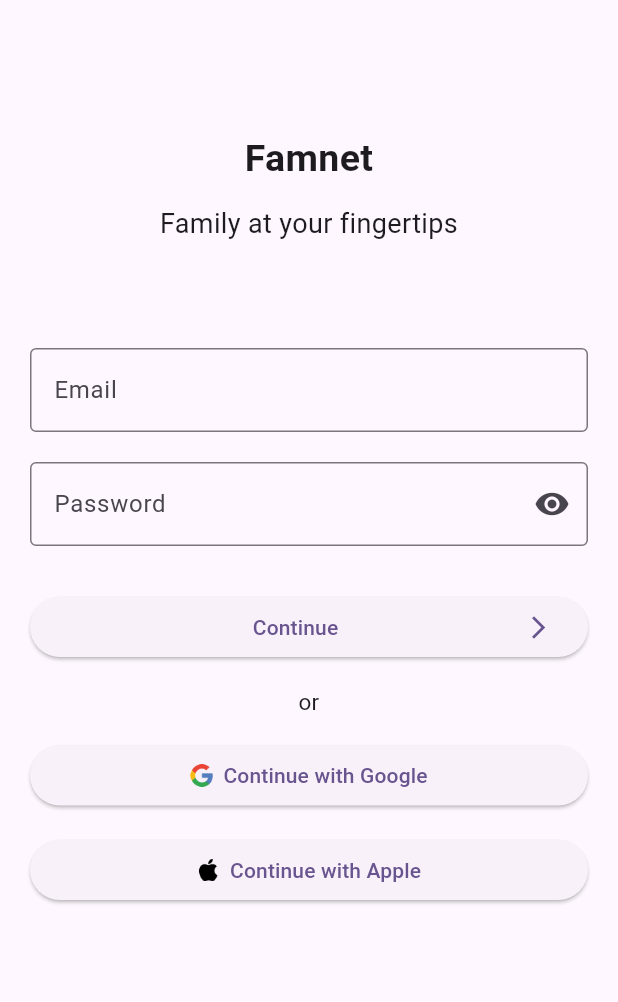
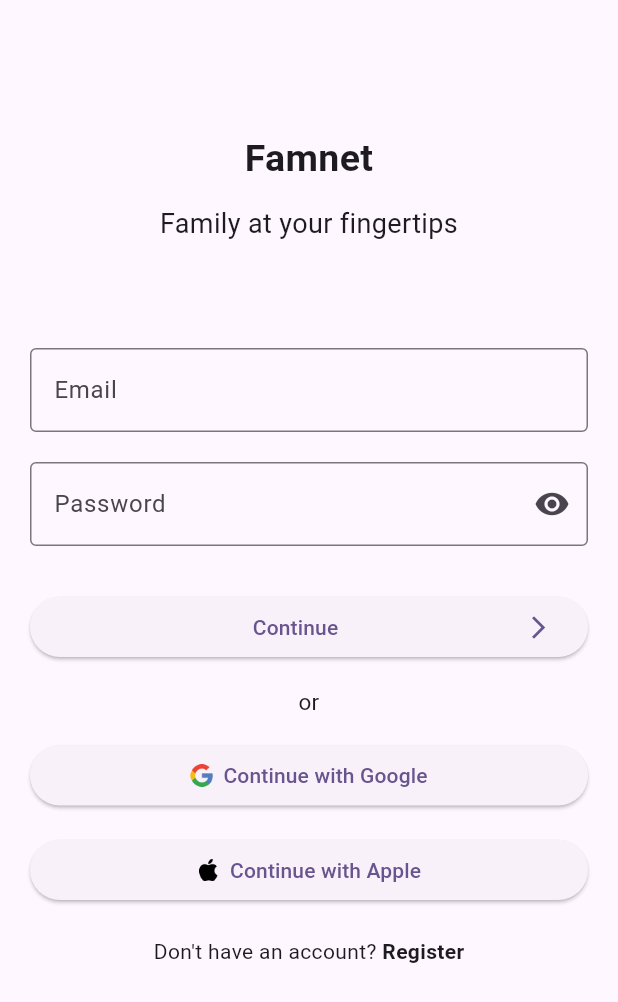
Before and after one commit to SayyidKamal/Flutter_Playbox, a Flutter app: the screen it shows after launch, after a tap on "Get Started", on a phone screen of 412 x 824 dp. Shown: the top 1002 px of the screen. Run offline on Flutter 3.47's test engine with Material 2 defaults, Android fonts, the phone set to English and light mode, and no system bars.

Commit message:
Bng Addition of text validator to main

```diff
--- a/lib/main.dart
+++ b/lib/main.dart
@@ -1,3 +1,5 @@
+import 'dart:io';
+
 import 'package:flutter/material.dart';
 
 void main() {
@@ -25,7 +27,7 @@ class IntroPage extends StatelessWidget {
   void navigateToLoginPage(BuildContext context) {
     Navigator.push(
       context,
-      MaterialPageRoute(builder: (context) => MyHomePage(title: 'sign')),
+      MaterialPageRoute(builder: (context) => const MyHomePage(title: 'sign')),
     );
   }
 
@@ -33,16 +35,16 @@ class IntroPage extends StatelessWidget {
   Widget build(BuildContext context) {
     return Scaffold(
       body: Container(
-        padding: EdgeInsets.all(20.0),
+        padding: const EdgeInsets.all(20.0),
         child: Column(
           mainAxisAlignment: MainAxisAlignment.end,
           crossAxisAlignment: CrossAxisAlignment.stretch,
           children: <Widget>[
-            FlutterLogo(
+            const FlutterLogo(
               size: 150.0,
             ),
-            SizedBox(height: 50.0),
-            Text(
+            const SizedBox(height: 50.0),
+            const Text(
               'Famnet',
               style: TextStyle(
                 fontSize: 24.0,
@@ -50,19 +52,20 @@ class IntroPage extends StatelessWidget {
               ),
               textAlign: TextAlign.center,
             ),
-            SizedBox(height: 20.0),
-            Text(
+            const SizedBox(height: 20.0),
+            const Text(
               'A platform built to connect with family',
               style: TextStyle(
                 fontSize: 16.0,
               ),
               textAlign: TextAlign.center,
             ),
-            SizedBox(height: 80.0),
-
+            const SizedBox(height: 80.0),
             ElevatedButton(
-              onPressed: () { navigateToLoginPage(context); },
-              child: Row(
+              onPressed: () {
+                navigateToLoginPage(context);
+              },
+              child: const Row(
                 children: <Widget>[
                   Expanded(
                     child: Align(
@@ -73,7 +76,8 @@ class IntroPage extends StatelessWidget {
                       ),
                     ),
                   ),
-                  Icon(Icons.arrow_forward_ios), // Replace with the desired icon
+                  Icon(Icons.arrow_forward_ios),
+                  // Replace with the desired icon
                 ],
               ),
             ),
@@ -97,6 +101,18 @@ class _MyHomePageState extends State<MyHomePage> {
   int _counter = 0;
 
   bool _obscureText = true;
+  final _formKey = GlobalKey<FormState>();
+  String _email = '';
+  String _password = '';
+
+  void _submitForm(BuildContext context) {
+    if (_formKey.currentState!.validate()) {
+      // Perform signup functionality with validated email and password
+      stdout.writeln('Signup successful!');
+    }
+    stdout.writeln('Email: $_email');
+    stdout.writeln('Password: $_password');
+  }
 
   void navigateToMainPage(BuildContext context) {
     Navigator.push(
@@ -106,6 +122,7 @@ class _MyHomePageState extends State<MyHomePage> {
   }
 
   void _togglePasswordVisibility() {
+    stdout.writeln('hi');
     setState(() {
       _obscureText = !_obscureText;
     });
@@ -114,37 +131,55 @@ class _MyHomePageState extends State<MyHomePage> {
   @override
   Widget build(BuildContext context) {
     return Scaffold(
-      body: SingleChildScrollView(
+      body: Form(
+        key: _formKey,
+        child: SingleChildScrollView(
           child: Container(
-          padding: const EdgeInsets.fromLTRB(20.0,8,20.0,8.0),
+            padding: const EdgeInsets.fromLTRB(20.0, 8, 20.0, 8.0),
             child: Column(
               mainAxisAlignment: MainAxisAlignment.start,
               crossAxisAlignment: CrossAxisAlignment.stretch,
               children: <Widget>[
-              SizedBox(height: 80),
+                const SizedBox(height: 80),
                 const Text(
                   'Famnet',
-                style: TextStyle(fontWeight: FontWeight.bold,fontSize: 25,),
+                  style: TextStyle(
+                    fontWeight: FontWeight.bold,
+                    fontSize: 25,
+                  ),
                   textAlign: TextAlign.center,
                 ),
-              SizedBox(height: 12.0),
+                const SizedBox(height: 12.0),
                 const Text(
                   'Family at your fingertips',
-                style: TextStyle(fontSize: 18,),
+                  style: TextStyle(
+                    fontSize: 18,
+                  ),
                   textAlign: TextAlign.center,
                 ),
-              SizedBox(height: 70.0),
+                const SizedBox(height: 70.0),
                 TextFormField(
-                decoration: InputDecoration(
+                  decoration: const InputDecoration(
                     labelText: 'Email',
                     border: OutlineInputBorder(),
                   ),
+                  validator: (value) {
+                    if (value!.isEmpty) {
+                      return 'Please enter an email';
+                    } else if (!RegExp(r'^.+@.+\..+$').hasMatch(value)) {
+                      return 'Please enter a valid email';
+                    }
+                    return null;
+                  },
+                  onSaved: (value) {
+                    _email = value!;
+                  },
                 ),
-              SizedBox(height: 20.0),
+                const SizedBox(height: 20.0),
                 TextFormField(
                   decoration: InputDecoration(
                     labelText: 'Password',
-                  border: OutlineInputBorder(),
+                    border: const OutlineInputBorder(),
                     suffixIcon: IconButton(
                       icon: Icon(
                         _obscureText ? Icons.visibility : Icons.visibility_off,
@@ -152,70 +187,101 @@ class _MyHomePageState extends State<MyHomePage> {
                       onPressed: _togglePasswordVisibility,
                     ),
                   ),
+                  validator: (value) {
+                    if (value!.isEmpty) {
+                      return 'Please enter a password';
+                    } else if (value.length < 8) {
+                      return 'Password must be at least 8 characters long';
+                    } else if (!RegExp(
+                            r'^(?=.*?[A-Z])(?=.*?[0-9])(?=.*?[!@#\$&*~]).{8,}$')
+                        .hasMatch(value)) {
+                      return 'Password must contain at least one capital letter, \none number, and one special character';
+                    }
+                    return null;
+                  },
+                  onSaved: (value) {
+                    _password = value!;
+                  },
                   obscureText: _obscureText,
                 ),
-              SizedBox(height: 30.0),
-
+                const SizedBox(height: 30.0),
                 ElevatedButton(
-                onPressed: (){navigateToMainPage(context);},
-                child: Row(
+                  onPressed: () {
+                    //navigateToMainPage(context);
+                    _submitForm(context);
+                  },
+                  child: const Row(
                     children: [
                       Expanded(
-                        child: Align (
+                          child: Align(
                         child: Text('Continue'),
-                        )
-                    ),
+                      )),
                       Icon(Icons.arrow_forward_ios)
                     ],
                   ),
-                style: ButtonStyle(),
-
+                  style: const ButtonStyle(),
                 ),
-
-              SizedBox(height: 15.0),
-
+                const SizedBox(height: 15.0),
                 const Text(
                   'or',
-                style: TextStyle(fontSize: 15,),
+                  style: TextStyle(
+                    fontSize: 15,
+                  ),
                   textAlign: TextAlign.center,
                 ),
-
-              SizedBox(height: 15.0),
-
+                const SizedBox(height: 15.0),
                 Container(
                   width: double.infinity,
                   child: ElevatedButton(
-                  onPressed: (){},
-                  child: Row(
+                    onPressed: () {},
+                    child: const Row(
                       mainAxisAlignment: MainAxisAlignment.center,
                       children: [
-                      Image(fit: BoxFit.cover, height: 15, image: AssetImage("images/google_logo.png"),),
+                        Image(
+                          fit: BoxFit.cover,
+                          height: 15,
+                          image: AssetImage("images/google_logo.png"),
+                        ),
                         SizedBox(width: 7.0),
                         Text('Continue with Google'),
                       ],
                     ),
-                  style: ButtonStyle(),
+                    style: const ButtonStyle(),
                   ),
                 ),
-
-              SizedBox(height: 15.0),
-
+                const SizedBox(height: 15.0),
                 Container(
                   width: double.infinity,
                   child: ElevatedButton(
-                  onPressed: (){},
-                  child: Row(
+                    onPressed: () {},
+                    child: const Row(
                       mainAxisAlignment: MainAxisAlignment.center,
                       children: [
-                      Image(fit: BoxFit.cover, height: 15, image: AssetImage("images/apple_logo.png"),),
+                        Image(
+                          fit: BoxFit.cover,
+                          height: 15,
+                          image: AssetImage("images/apple_logo.png"),
+                        ),
                         SizedBox(width: 7.0),
                         Text('Continue with Apple'),
                       ],
                     ),
-                  style: ButtonStyle(),
+                    style: const ButtonStyle(),
                   ),
                 ),
+                const SizedBox(height: 20.0),
+                const Row(
+                  mainAxisAlignment: MainAxisAlignment.center,
+                  children: [
+                    Text('Don\'t have an account? '),
+                    Text(
+                      'Register',
+                      style: TextStyle(fontWeight: FontWeight.bold),
+                    )
                   ],
+                )
+              ],
+            ),
           ),
         ),
       ),
@@ -241,11 +307,10 @@ class _MainPageState extends State<MainPage> {
   Widget build(BuildContext context) {
     return Scaffold(
       appBar: AppBar(
-        title: Text('Main Page'),
+        title: const Text('Main Page'),
       ),
       body: Container(
-
-        child: Center(
+        child: const Center(
           child: Text(
             'Welcome to the Main Page',
             style: TextStyle(fontSize: 24.0),
@@ -258,19 +323,19 @@ class _MainPageState extends State<MainPage> {
         currentIndex: _currentIndex,
         onTap: onTabTapped,
         items: [
-          BottomNavigationBarItem(
+          const BottomNavigationBarItem(
             icon: Icon(Icons.update),
             label: 'Updates',
           ),
-          BottomNavigationBarItem(
+          const BottomNavigationBarItem(
             icon: Icon(Icons.chat),
             label: 'Chats',
           ),
-          BottomNavigationBarItem(
+          const BottomNavigationBarItem(
             icon: Icon(Icons.family_restroom),
             label: 'Family Tree',
           ),
-          BottomNavigationBarItem(
+          const BottomNavigationBarItem(
             icon: Icon(Icons.person),
             label: 'Profile',
           ),
```
Also changed, not shown: lib/playbox1.dart (added). Lines whose indentation alone changed are shown as unchanged.
